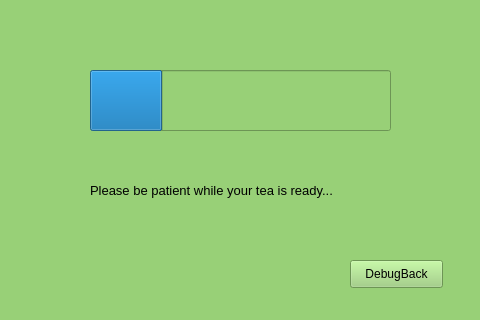
First picture: the form in perfectea_gui/title_scr.ui, repository Charlie1qa/PerfecTea, before the edit.
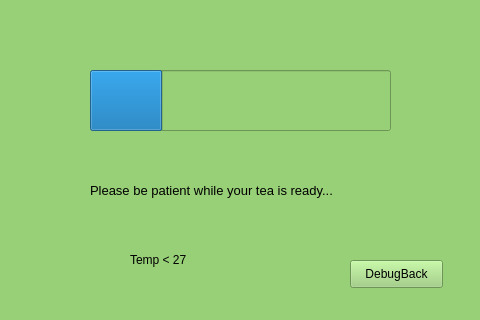
Second picture: the form after the edit. Icons and pictures are not drawn.

```diff
--- a/perfectea_gui/title_scr.ui
+++ b/perfectea_gui/title_scr.ui
@@ -408,6 +408,19 @@
        <string>DebugBack</string>
       </property>
      </widget>
+     <widget class="QLabel" name="label_8">
+      <property name="geometry">
+       <rect>
+        <x>130</x>
+        <y>250</y>
+        <width>81</width>
+        <height>20</height>
+       </rect>
+      </property>
+      <property name="text">
+       <string>Temp &lt; 27</string>
+      </property>
+     </widget>
     </widget>
     <widget class="QWidget" name="page_3">
      <property name="styleSheet">
```
